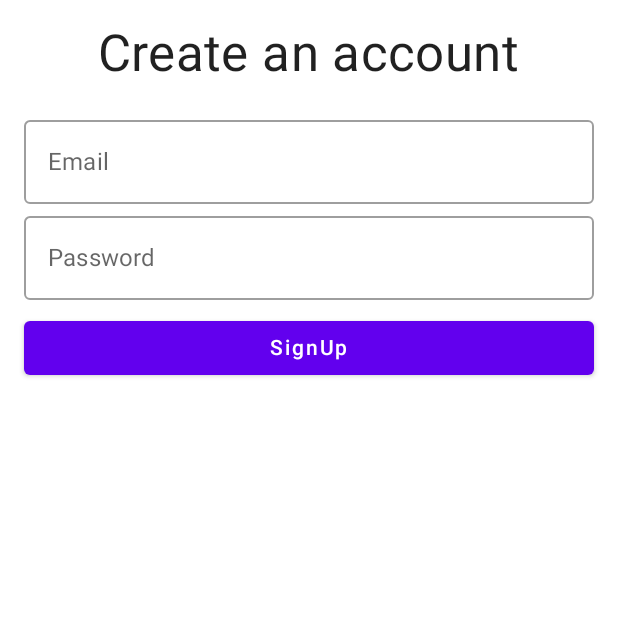
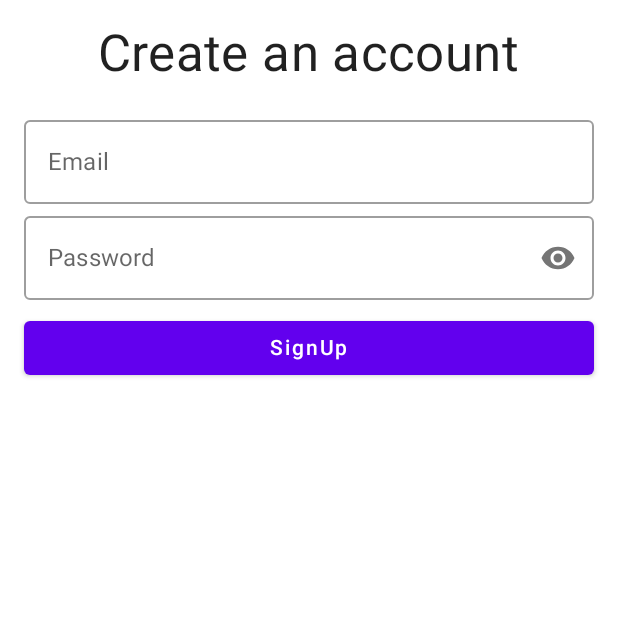
Before and after one commit to ernest75/friendsApp, an Android app built with Jetpack Compose: the screen it shows after launch (MainActivity), on a phone screen of 412 x 824 dp, the top half of it. Run offline under Robolectric (Android 15) with nearby library versions, the phone set to English and light mode, and no system bars.

Commit message:
SignUp screen email and password fields logic

```diff
--- a/app/src/main/java/com/friendsDomain/friendsapp/ui/signup/SignUp.kt
+++ b/app/src/main/java/com/friendsDomain/friendsapp/ui/signup/SignUp.kt
@@ -1,15 +1,20 @@
 package com.friendsDomain.friendsapp.ui.signup
 
-import android.widget.Space
+import androidx.annotation.StringRes
+import androidx.compose.foundation.Image
 import androidx.compose.foundation.layout.*
-import androidx.compose.material.Button
+import androidx.compose.material.*
 import androidx.compose.material.MaterialTheme.typography
-import androidx.compose.material.OutlinedTextField
-import androidx.compose.material.Text
-import androidx.compose.material.TextField
 import androidx.compose.runtime.Composable
+import androidx.compose.runtime.mutableStateOf
+import androidx.compose.runtime.remember
+import androidx.compose.runtime.getValue
+import androidx.compose.runtime.setValue
 import androidx.compose.ui.Modifier
+import androidx.compose.ui.res.painterResource
 import androidx.compose.ui.res.stringResource
+import androidx.compose.ui.text.input.PasswordVisualTransformation
+import androidx.compose.ui.text.input.VisualTransformation
 import androidx.compose.ui.tooling.preview.Devices
 import androidx.compose.ui.tooling.preview.Preview
 import androidx.compose.ui.unit.dp
@@ -23,30 +28,20 @@ fun SignUp() {
             .fillMaxSize()
             .padding(16.dp)
     ) {
-        Row(
-            modifier = Modifier.fillMaxWidth(),
-            horizontalArrangement = Arrangement.Center
-        ) {
-            Text(
-                text = stringResource(id = R.string.createAccount),
-                style = typography.h4
-            )
+        ScreenTitle(R.string.createAccount)
+        Spacer(modifier= Modifier.height(16.dp))
+        var email by remember {
+            mutableStateOf("")
         }
-        Spacer(modifier= Modifier.height(16.dp))
-        OutlinedTextField(
-            modifier = Modifier.fillMaxWidth(),
-            value = "",
-            label = {
-                Text(text = stringResource(id = R.string.email))
-            },
-            onValueChange = {})
-        OutlinedTextField(
-            modifier = Modifier.fillMaxWidth(),
-            value = "",
-            label = {
-                Text(text = stringResource(id = R.string.password))
-            },
-            onValueChange = {})
+        EmailField(
+            value = email,
+            onValueChange = {email = it})
+        var password by remember {
+            mutableStateOf("")
+        }
+        PasswordField(
+            value = password,
+            onValueChange = {password = it})
         Spacer(modifier= Modifier.height(8.dp))
         Button(
             modifier = Modifier.fillMaxWidth(),
@@ -56,3 +51,54 @@ fun SignUp() {
         }
     }
 }
+
+@Composable
+private fun EmailField(
+    value: String,
+    onValueChange:(String)-> Unit
+) {
+    OutlinedTextField(
+        modifier = Modifier.fillMaxWidth(),
+        value = value,
+        label = {
+            Text(text = stringResource(id = R.string.email))
+        },
+        onValueChange = onValueChange)
+}
+
+@Composable
+private fun PasswordField(
+    value: String,
+    onValueChange:(String)-> Unit
+) {
+    var isVisible by remember { mutableStateOf(false) }
+    OutlinedTextField(
+        modifier = Modifier.fillMaxWidth(),
+        value = value,
+        trailingIcon = {
+            IconButton(onClick = { isVisible = !isVisible }) {
+                Icon(
+                    painter = painterResource(id = R.drawable.ic_visibility),
+                    contentDescription = stringResource(id = R.string.toogleVisibility)
+                )
+            }
+        },
+        visualTransformation = if (isVisible) VisualTransformation.None else PasswordVisualTransformation(),
+        label = {
+            Text(text = stringResource(id = R.string.password))
+        },
+        onValueChange = onValueChange)
+}
+
+@Composable
+private fun ScreenTitle(@StringRes resource: Int) {
+    Row(
+        modifier = Modifier.fillMaxWidth(),
+        horizontalArrangement = Arrangement.Center
+    ) {
+        Text(
+            text = stringResource(resource),
+            style = typography.h4
+        )
+    }
+}
--- /dev/null
+++ b/app/src/main/res/drawable/ic_visibility.xml
@@ -0,0 +1,10 @@
+<vector xmlns:android="http://schemas.android.com/apk/res/android"
+    android:width="24dp"
+    android:height="24dp"
+    android:viewportWidth="24"
+    android:viewportHeight="24"
+    android:tint="?attr/colorControlNormal">
+  <path
+      android:fillColor="#000000"
+      android:pathData="M12,4.5C7,4.5 2.73,7.61 1,12c1.73,4.39 6,7.5 11,7.5s9.27,-3.11 11,-7.5c-1.73,-4.39 -6,-7.5 -11,-7.5zM12,17c-2.76,0 -5,-2.24 -5,-5s2.24,-5 5,-5 5,2.24 5,5 -2.24,5 -5,5zM12,9c-1.66,0 -3,1.34 -3,3s1.34,3 3,3 3,-1.34 3,-3 -1.34,-3 -3,-3z"/>
+</vector>
--- a/app/src/main/res/values/strings.xml
+++ b/app/src/main/res/values/strings.xml
@@ -5,4 +5,5 @@
     <string name="signUp">SignUp</string>
     <string name="timeline">Timeline</string>
     <string name="createAccount">Create an account</string>
+    <string name="toogleVisibility">ToogleVisibility</string>
 </resources>
```
